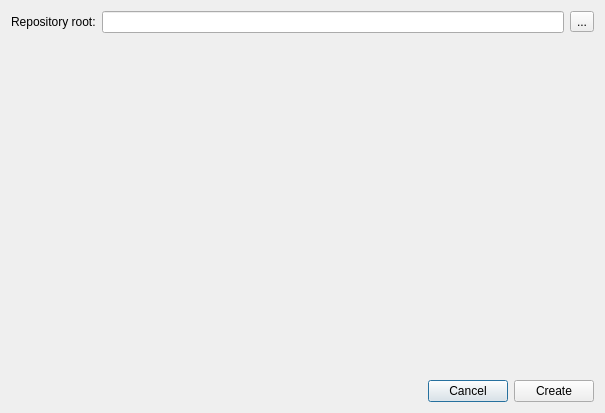
This is qt-pods-gui/createnewrepositorydialog.ui in qt-pods/qt-pods as Qt 5 draws it before an edit. The edited form follows.
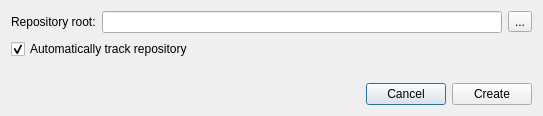
This is the edited form. Icons and pictures are not drawn.

Commit message: Removed create new repository dialog.

Patch:
```diff
--- a/qt-pods-gui/createnewrepositorydialog.ui
+++ b/qt-pods-gui/createnewrepositorydialog.ui
@@ -6,10 +6,16 @@
    <rect>
     <x>0</x>
     <y>0</y>
-    <width>605</width>
-    <height>413</height>
+    <width>543</width>
+    <height>116</height>
    </rect>
   </property>
+  <property name="maximumSize">
+   <size>
+    <width>16777215</width>
+    <height>116</height>
+   </size>
+  </property>
   <property name="windowTitle">
    <string>Dialog</string>
   </property>
@@ -35,6 +41,16 @@
      </item>
     </layout>
    </item>
+   <item>
+    <widget class="QCheckBox" name="checkBoxAutomaticallyTrack">
+     <property name="text">
+      <string>Automatically track repository</string>
+     </property>
+     <property name="checked">
+      <bool>true</bool>
+     </property>
+    </widget>
+   </item>
    <item>
     <spacer name="verticalSpacer">
      <property name="orientation">
```
Left out of the diff: 10 changed lines with no effect on the pictures. The commit also changes 4 other files.
